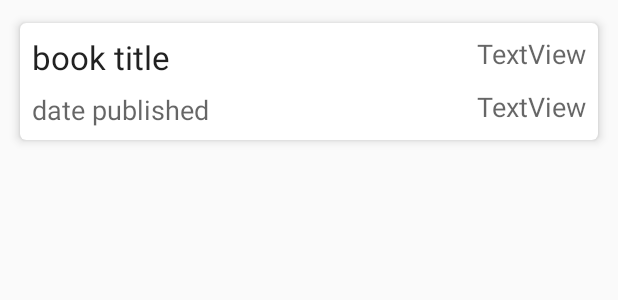
After one commit to OBIDIKE-BON/BooksExplorer, an Android app: the layout search_recycler_item.xml on its own in the app's theme, with its tools: preview values and no code run, on a phone screen of 412 x 824 dp. The commit adds this screen. Shown: the top 300 px of the screen. Run offline under Robolectric (Android 15) with nearby library versions, the phone set to English and light mode, and no system bars.

```diff
--- a/app/build.gradle
+++ b/app/build.gradle
@@ -25,6 +25,8 @@ dependencies {
     implementation fileTree(dir: "libs", include: ["*.jar"])
     implementation 'androidx.appcompat:appcompat:1.2.0'
     implementation 'androidx.constraintlayout:constraintlayout:2.0.0'
+    implementation 'androidx.recyclerview:recyclerview:1.1.0'
+    implementation 'androidx.cardview:cardview:1.0.0'
     testImplementation 'junit:junit:4.12'
     androidTestImplementation 'androidx.test.ext:junit:1.1.1'
     androidTestImplementation 'androidx.test.espresso:espresso-core:3.2.0'
--- /dev/null
+++ b/app/src/main/res/layout/search_recycler_item.xml
@@ -0,0 +1,71 @@
+<?xml version="1.0" encoding="utf-8"?>
+<FrameLayout xmlns:android="http://schemas.android.com/apk/res/android"
+    xmlns:app="http://schemas.android.com/apk/res-auto"
+    xmlns:tools="http://schemas.android.com/tools"
+    android:layout_width="match_parent"
+    android:layout_height="wrap_content">
+
+    <androidx.cardview.widget.CardView
+        android:layout_width="match_parent"
+        android:layout_height="wrap_content"
+        android:layout_margin="8dp"
+        app:cardCornerRadius="4dp"
+        app:cardElevation="4dp"
+        app:cardPreventCornerOverlap="true"
+        app:cardUseCompatPadding="true"
+        app:contentPadding="8dp">
+
+        <androidx.constraintlayout.widget.ConstraintLayout
+            android:layout_width="match_parent"
+            android:layout_height="wrap_content">
+
+            <TextView
+                android:id="@+id/book_title"
+                android:layout_width="wrap_content"
+                android:layout_height="wrap_content"
+                android:layout_marginEnd="8dp"
+                android:layout_marginRight="8dp"
+                android:text="book title"
+                android:textAppearance="@style/TextAppearance.AppCompat.Large"
+                app:layout_constraintEnd_toStartOf="@+id/textView"
+                app:layout_constraintHorizontal_bias="0.0"
+                app:layout_constraintStart_toStartOf="parent"
+                app:layout_constraintTop_toTopOf="parent" />
+
+            <TextView
+                android:id="@+id/date_published"
+                android:layout_width="wrap_content"
+                android:layout_height="wrap_content"
+                android:layout_marginTop="8dp"
+                android:text="date published"
+                android:textAppearance="@style/TextAppearance.AppCompat.Medium"
+                app:layout_constraintEnd_toEndOf="@+id/book_title"
+                app:layout_constraintHorizontal_bias="0.02"
+                app:layout_constraintStart_toStartOf="@+id/book_title"
+                app:layout_constraintTop_toBottomOf="@+id/book_title" />
+
+            <TextView
+                android:id="@+id/textView"
+                android:layout_width="wrap_content"
+                android:layout_height="wrap_content"
+                android:text="TextView"
+                android:textAppearance="@style/TextAppearance.AppCompat.Medium"
+                app:layout_constraintEnd_toEndOf="parent"
+                app:layout_constraintTop_toTopOf="parent" />
+
+            <TextView
+                android:id="@+id/textView2"
+                android:layout_width="wrap_content"
+                android:layout_height="wrap_content"
+                android:layout_marginTop="8dp"
+                android:text="TextView"
+                android:textAppearance="@style/TextAppearance.AppCompat.Medium"
+                app:layout_constraintBottom_toBottomOf="parent"
+                app:layout_constraintEnd_toEndOf="parent"
+                app:layout_constraintHorizontal_bias="1.0"
+                app:layout_constraintStart_toEndOf="@+id/date_published"
+                app:layout_constraintTop_toBottomOf="@+id/textView" />
+
+        </androidx.constraintlayout.widget.ConstraintLayout>
+    </androidx.cardview.widget.CardView>
+</FrameLayout>
```
Also changed, not shown: app/src/main/res/drawable/ic_delete_forever_black_24dp.xml (added, +10 -0 lines), app/src/main/res/layout/activity_main.xml (+9 -11 lines).
